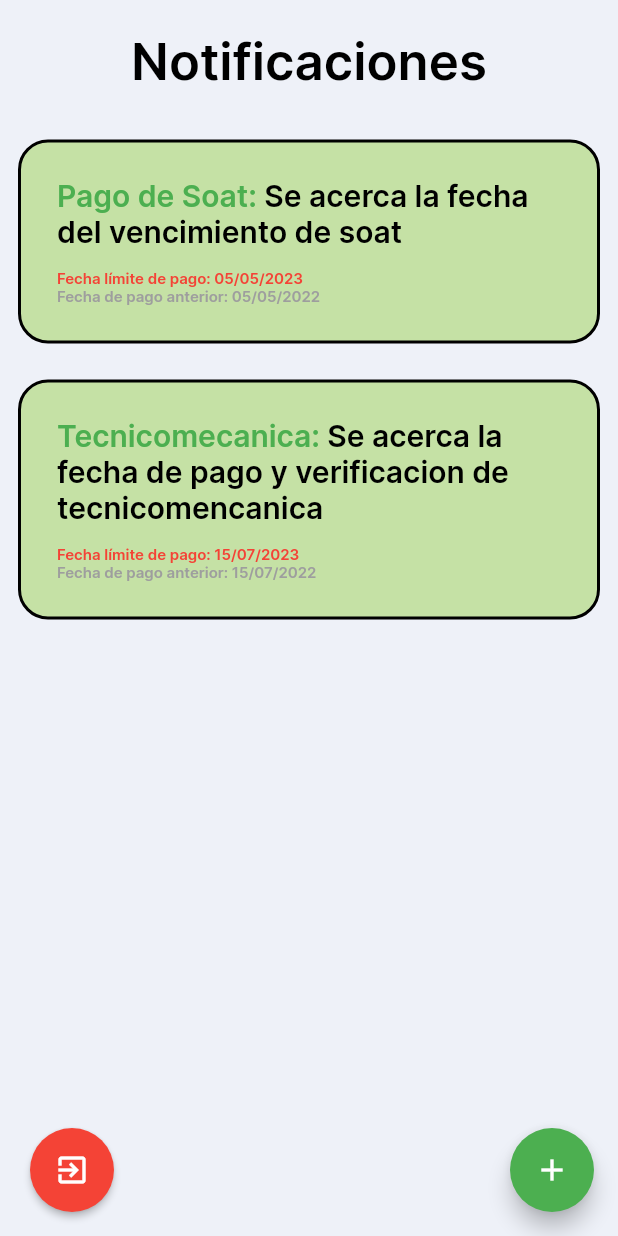
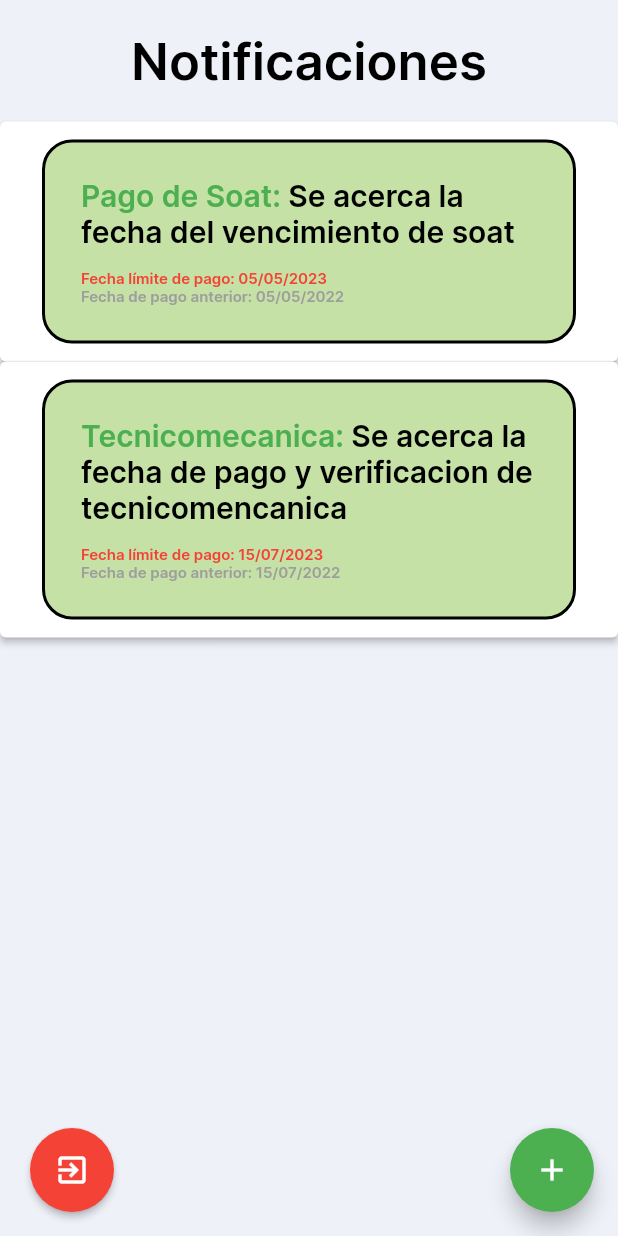
Before and after one commit to Maxtro2002/Final_Desarrollo_Movil, a Flutter app: the NotificationsScreen screen opened directly, on a phone screen of 412 x 824 dp. Run offline on Flutter 3.47's test engine with Material 2 defaults, Android fonts, the phone set to English and light mode, and no system bars; our stand-ins replace firebase_auth, firebase_core, flutter_svg, google_sign_in, rive; accounts and stored records are empty.

Commit message:
botones para actualizar

```diff
--- a/lib/screens/home/NotificationScreen.dart
+++ b/lib/screens/home/NotificationScreen.dart
@@ -29,12 +29,19 @@ class NotificationsScreen extends StatelessWidget {
                   ),
                   Expanded(
                     child: SingleChildScrollView(
-                      physics: BouncingScrollPhysics(),
+                      physics: const BouncingScrollPhysics(),
                       child: Column(
                         children: [
                           ...List.generate(
                             userNotifications.length,
-                            (index) => Container(
+                            (index) => ElevatedButton(
+                              onPressed: () {
+                                    print("presionado la notificacion $index");
+                                  },
+                                  style: ElevatedButton.styleFrom(
+                                    backgroundColor: Colors.white,
+                                  ),
+                              child: Container(
                                 padding: EdgeInsets.all(12),
                                 child: Container(
                                   padding: EdgeInsets.all(12),
@@ -107,6 +114,7 @@ class NotificationsScreen extends StatelessWidget {
                                 ),
                               ),
                             ),
+                          ),
                         ],
                       ),
                     ),
```
Also changed, not shown: lib/screens/home/AlertScreen.dart (+9 -1 lines), lib/screens/home/homeScreen.dart (+21 -9 lines). Lines whose indentation alone changed are shown as unchanged.
